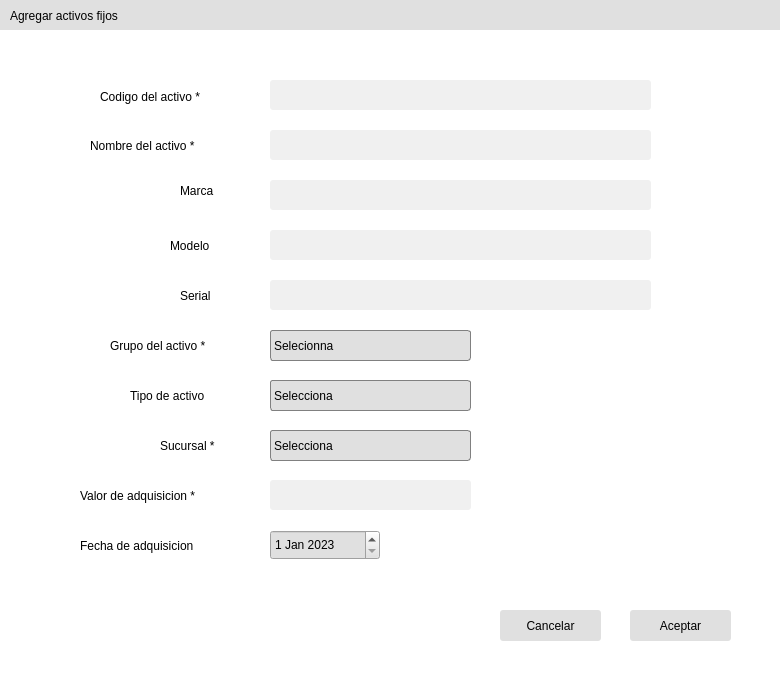
Above: UI/registerassets.ui from adriii0104/ABAS_SYSTEM before the change. Below: the same form after it.
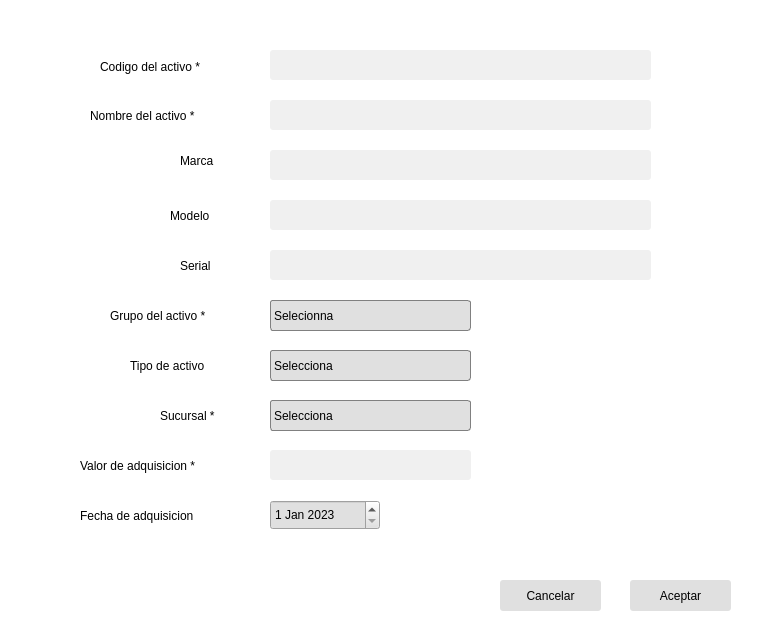
That is the form after the change. Icons and pictures are not drawn.

Diff of the .ui file:
```diff
--- a/UI/registerassets.ui
+++ b/UI/registerassets.ui
@@ -7,7 +7,7 @@
     <x>0</x>
     <y>0</y>
     <width>780</width>
-    <height>675</height>
+    <height>643</height>
    </rect>
   </property>
   <property name="windowTitle">
@@ -34,106 +34,11 @@
 
 }</string>
    </property>
-   <widget class="QWidget" name="barrasuperior" native="true">
-    <property name="geometry">
-     <rect>
-      <x>0</x>
-      <y>0</y>
-      <width>801</width>
-      <height>31</height>
-     </rect>
-    </property>
-    <property name="styleSheet">
-     <string notr="true">#minimizedbutton, #closebutton {
-
-border: None;
-
-}
-
-QWidget{
-background-color: rgb(224, 224, 224);
-}</string>
-    </property>
-    <widget class="QLabel" name="asstetslabel">
-     <property name="geometry">
-      <rect>
-       <x>10</x>
-       <y>0</y>
-       <width>171</width>
-       <height>31</height>
-      </rect>
-     </property>
-     <property name="styleSheet">
-      <string notr="true">color: #000000;</string>
-     </property>
-     <property name="text">
-      <string>Agregar activos fijos</string>
-     </property>
-    </widget>
-    <widget class="QPushButton" name="closebutton">
-     <property name="geometry">
-      <rect>
-       <x>750</x>
-       <y>0</y>
-       <width>31</width>
-       <height>31</height>
-      </rect>
-     </property>
-     <property name="cursor">
-      <cursorShape>PointingHandCursor</cursorShape>
-     </property>
-     <property name="styleSheet">
-      <string notr="true">:hover{
-background-color: #BABABA;
-
-}
-</string>
-     </property>
-     <property name="text">
-      <string/>
-     </property>
-     <property name="icon">
-      <iconset>
-       <normaloff>../IMGS/08.png</normaloff>../IMGS/08.png</iconset>
-     </property>
-    </widget>
-    <widget class="QPushButton" name="minimizedbutton">
-     <property name="geometry">
-      <rect>
-       <x>720</x>
-       <y>0</y>
-       <width>31</width>
-       <height>31</height>
-      </rect>
-     </property>
-     <property name="cursor">
-      <cursorShape>PointingHandCursor</cursorShape>
-     </property>
-     <property name="styleSheet">
-      <string notr="true">:hover{
-background-color: #BABABA;
-
-}
-
-</string>
-     </property>
-     <property name="inputMethodHints">
-      <set>Qt::ImhNone</set>
-     </property>
-     <property name="text">
-      <string/>
-     </property>
-     <property name="icon">
-      <iconset>
-       <normaloff>../IMGS/09.png</normaloff>../IMGS/09.png</iconset>
-     </property>
-    </widget>
-   </widget>
    <widget class="QWidget" name="pantallaprincipal" native="true">
     <property name="geometry">
      <rect>
       <x>0</x>
-      <y>30</y>
+      <y>0</y>
       <width>781</width>
       <height>641</height>
      </rect>
```
Left out of the diff: 6 changed lines with no effect on the pictures.
